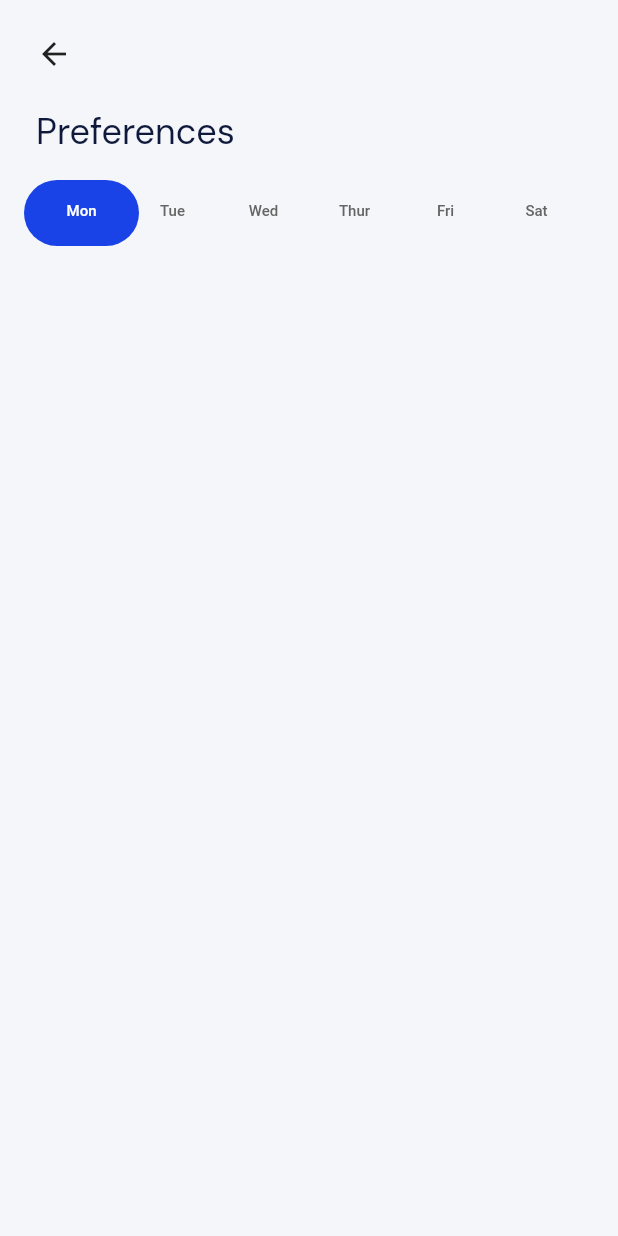
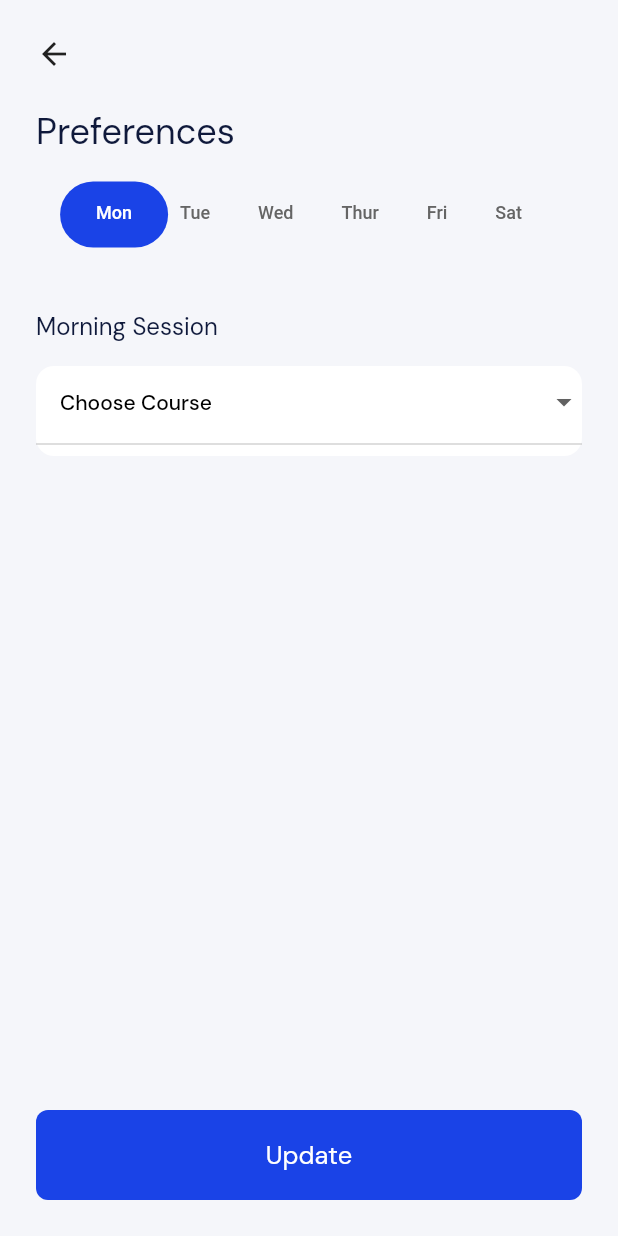
Before and after one commit to smicks11/book-club, a Flutter app: the Preferences screen opened directly, on a phone screen of 412 x 824 dp. Run offline on Flutter 3.47's test engine with Material 2 defaults, Android fonts, the phone set to English and light mode, and no system bars; our stand-ins replace bubble_tab_indicator, cloud_firestore, firebase_auth, firebase_core, flutter_hex_color, flutter_svg and 2 more; missing offline and left inert: statusbarz; accounts and stored records are empty.

Commit message:
Homescreen

```diff
--- a/lib/screens/Homescreen/preferences.dart
+++ b/lib/screens/Homescreen/preferences.dart
@@ -1,3 +1,4 @@
+import 'package:book_club/shared/button.dart';
 import 'package:book_club/shared/constants.dart';
 import 'package:book_club/shared/customtext.dart';
 import 'package:bubble_tab_indicator/bubble_tab_indicator.dart';
@@ -12,6 +13,8 @@ class Preferences extends StatefulWidget {
 class _PreferencesState extends State<Preferences> {
   List days = ['Mon', 'Tue', 'Wed', 'Thur', 'Fri', 'Sat'];
   String selectedDay = 'Mon';
+  String selectedValueCourse;
+  List<String> courseList = ["CSC 320", "CSC 310", "CSC 310", "CSC 300", "CSC 220"];
   @override
   Widget build(BuildContext context) {
     return Scaffold(
@@ -46,12 +49,66 @@ class _PreferencesState extends State<Preferences> {
                             ),
                             labelColor: Colors.white,
                             unselectedLabelColor: HexColor('656565'),
+                            isScrollable: true,
                             tabs: days
                                 .map((e) => Container(
-                                  child: Text(e)
+                                  child: Text(e, style: TextStyle(
+                                    fontSize: 12
+                                  ),)
                                 ))
                                 .toList())),
-                  ))
+                  )),
+              SizedBox(height: 56,),
+              Container(
+                child: Column(
+                  crossAxisAlignment: CrossAxisAlignment.start,
+                  children: [
+                    CustomText(
+                        text: 'Morning Session', size: 16, color: HexColor('0F193B')),
+                    SizedBox(height: 16,),
+                    Container(
+                      height: 60,
+                      width: double.infinity,
+                      decoration: BoxDecoration(
+                          color: Colors.white,
+                          borderRadius: BorderRadius.circular(12)),
+                      child: DropdownButton(
+                        isExpanded: true,
+                        hint: Padding(
+                          padding: const EdgeInsets.symmetric(horizontal: 16),
+                          child: Text(
+                            "Choose Course",
+                            style: TextStyle(
+                                fontSize: 14,
+                                color: Colors.black,
+                                fontWeight: FontWeight.w500),
+                          ),
+                        ),
+                        value: selectedValueCourse,
+                        items: courseList.map((String value) {
+                          return DropdownMenuItem(
+                            value: value,
+                            child: Text(
+                              value,
+                              style: TextStyle(
+                                  fontSize: 14,
+                                  color: primaryTextColor,
+                                  fontWeight: FontWeight.w500),
+                            ),
+                          );
+                        }).toList(),
+                        onChanged: (value) {
+                          setState(() {
+                            selectedValueCourse = value;
+                          });
+                        },
+                      ),
+                    ),
+                  ],
+                )
+              ),
+              Spacer(),
+              button(text:'Update'),
             ],
           ),
         ),
--- a/lib/screens/SignUp_Page.dart
+++ b/lib/screens/SignUp_Page.dart
@@ -1,4 +1,5 @@
 import 'package:book_club/screens/homepage.dart';
+import 'package:book_club/shared/button.dart';
 import 'package:book_club/shared/constants.dart';
 import 'package:book_club/shared/customtext.dart';
 import 'package:cloud_firestore/cloud_firestore.dart';
@@ -306,22 +307,7 @@ class _SignUpPageState extends State<SignUpPage> {
                         //       password: passwordController.text.trim(),
                         //     );
                       },
-                      child: Container(
-                        alignment: Alignment.center,
-                        height: 60,
-                        width: double.infinity,
-                        margin: EdgeInsets.symmetric(horizontal: 20),
-                        decoration: BoxDecoration(
-                          color: buttonColor,
-                          borderRadius: BorderRadius.circular(8),
-                        ),
-                        child: CustomText(
-                          text: "Sign Up",
-                          size: 17,
-                          weight: FontWeight.w400,
-                          color: white,
-                        ),
-                      ),
+                      child: button(text:'Sign Up'),
                     ),
                     Container(
                       height: MediaQuery.of(context).size.height * 0.1,
--- /dev/null
+++ b/lib/shared/button.dart
@@ -0,0 +1,30 @@
+import 'package:book_club/shared/constants.dart';
+import 'package:book_club/shared/customtext.dart';
+import 'package:flutter/material.dart';
+
+class button extends StatelessWidget {
+  final String text;
+  const button({
+    Key key, @required this.text,
+  }) : super(key: key);
+
+  @override
+  Widget build(BuildContext context) {
+    return Container(
+      alignment: Alignment.center,
+      height: 60,
+      width: double.infinity,
+      margin: EdgeInsets.symmetric(horizontal: 0),
+      decoration: BoxDecoration(
+        color: buttonColor,
+        borderRadius: BorderRadius.circular(8),
+      ),
+      child: CustomText(
+        text: text,
+        size: 17,
+        weight: FontWeight.w400,
+        color: white,
+      ),
+    );
+  }
+}
```
